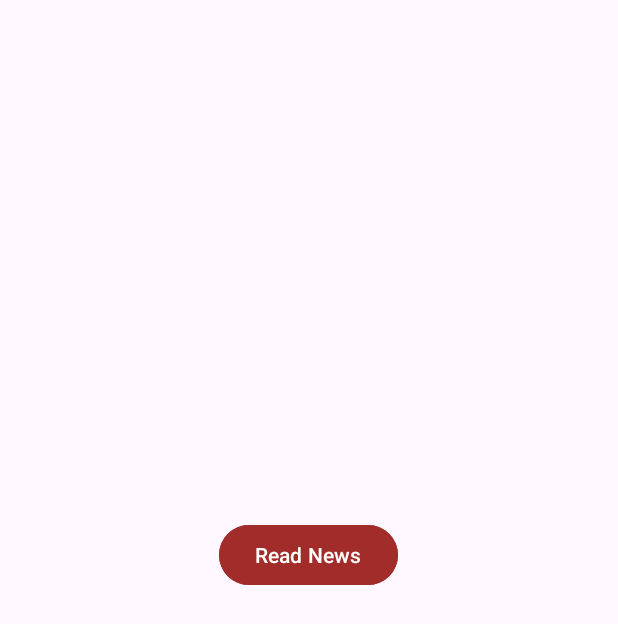
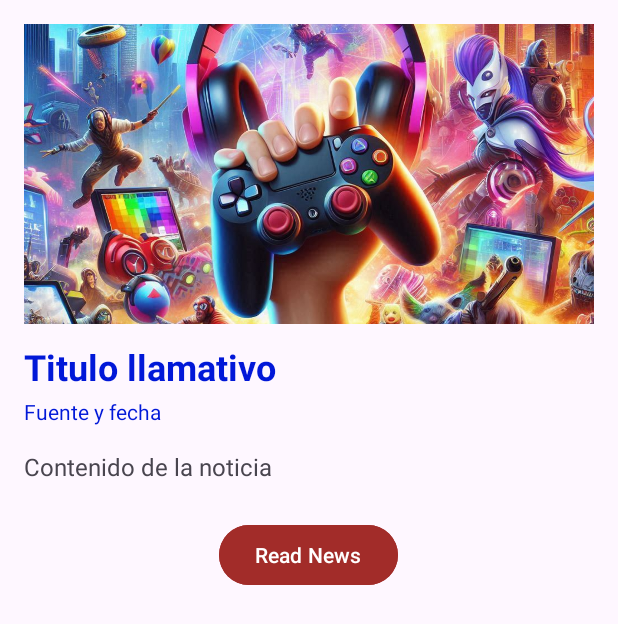
Before and after one commit to BasurKING23/InfoGaming, an Android app built with Jetpack Compose: the layout item_newsletter.xml on its own in the app's theme, with its tools: preview values and no code run, on a phone screen of 412 x 824 dp. Shown: the top 624 px of the screen. Run offline under Robolectric (Android 15) with nearby library versions, the phone set to English and light mode, and no system bars.

Commit message:
funcionamiento al 100

```diff
--- a/app/src/main/java/com/example/infogaming/activity/free_games/detailsfreegames.kt
+++ b/app/src/main/java/com/example/infogaming/activity/free_games/detailsfreegames.kt
@@ -9,6 +9,7 @@ import android.view.View
 import android.view.ViewGroup
 import androidx.fragment.app.Fragment
 import androidx.recyclerview.widget.LinearLayoutManager
+import com.example.infogaming.adapter.GamesAdapter
 import com.example.infogaming.data.Game
 import com.example.infogaming.data.GamesServices
 import com.example.infogaming.databinding.FreeGamesBinding
--- a/app/src/main/java/com/example/infogaming/activity/newsletter_s/detailsNewsletter.kt
+++ b/app/src/main/java/com/example/infogaming/activity/newsletter_s/detailsNewsletter.kt
@@ -7,6 +7,7 @@ import android.view.View
 import android.view.ViewGroup
 import androidx.fragment.app.Fragment
 import androidx.recyclerview.widget.LinearLayoutManager
+import com.example.infogaming.adapter.NewsletterAdapter
 import com.example.infogaming.data.Article
 import com.example.infogaming.data.newsServices
 import com.example.infogaming.databinding.NewslettersBinding
--- a/app/src/main/java/com/example/infogaming/activity/newsletter_s/detailsnews.kt
+++ b/app/src/main/java/com/example/infogaming/activity/newsletter_s/detailsnews.kt
@@ -8,6 +8,7 @@ import android.view.View
 import android.view.ViewGroup
 import androidx.fragment.app.Fragment
 import androidx.recyclerview.widget.LinearLayoutManager
+import com.example.infogaming.adapter.NewsletterAdapter
 import com.example.infogaming.data.Article
 import com.example.infogaming.data.newsServices
 import com.example.infogaming.databinding.NewslettersBinding
--- a/app/src/main/java/com/example/infogaming/activity/free_games/Gamesadapter.kt
+++ b/app/src/main/java/com/example/infogaming/adapter/Gamesadapter.kt
@@ -1,4 +1,4 @@
-package com.example.infogaming.activity.free_games
+package com.example.infogaming.adapter
 
 import android.view.LayoutInflater
 import android.view.ViewGroup
--- a/app/src/main/java/com/example/infogaming/activity/newsletter_s/newsletteradapter.kt
+++ b/app/src/main/java/com/example/infogaming/adapter/newsletteradapter.kt
@@ -1,4 +1,4 @@
-package com.example.infogaming.activity.newsletter_s
+package com.example.infogaming.adapter
 
 import android.app.AlertDialog
 import android.content.Intent
--- a/app/src/main/res/layout/item_newsletter.xml
+++ b/app/src/main/res/layout/item_newsletter.xml
@@ -22,7 +22,8 @@
                 android:id="@+id/newsImage"
                 android:layout_width="match_parent"
                 android:layout_height="200dp"
-                android:scaleType="centerCrop"/>
+                android:scaleType="centerCrop"
+                tools:src="@drawable/banner"/>
 
             <!-- Título llamativo -->
             <TextView
@@ -31,6 +32,7 @@
                 android:layout_height="wrap_content"
                 android:textSize="24sp"
                 android:textStyle="bold"
+                tools:text="Titulo llamativo"
                 android:textColor="@color/primary"
                 android:layout_marginTop="12dp"/>
 
@@ -40,6 +42,7 @@
                 android:layout_width="match_parent"
                 android:layout_height="wrap_content"
                 android:textSize="14sp"
+                tools:text="Fuente y fecha"
                 android:textColor="@color/primary"
                 android:layout_marginTop="4dp"/>
 
@@ -49,6 +52,7 @@
                 android:layout_width="match_parent"
                 android:layout_height="wrap_content"
                 android:textSize="16sp"
+                tools:text="Contenido de la noticia"
                 android:lineSpacingExtra="4dp"
                 android:layout_marginTop="16dp"/>
 
@@ -64,6 +68,4 @@
 
         </LinearLayout>
     </ScrollView>
-
-
 </androidx.constraintlayout.widget.ConstraintLayout>
```
